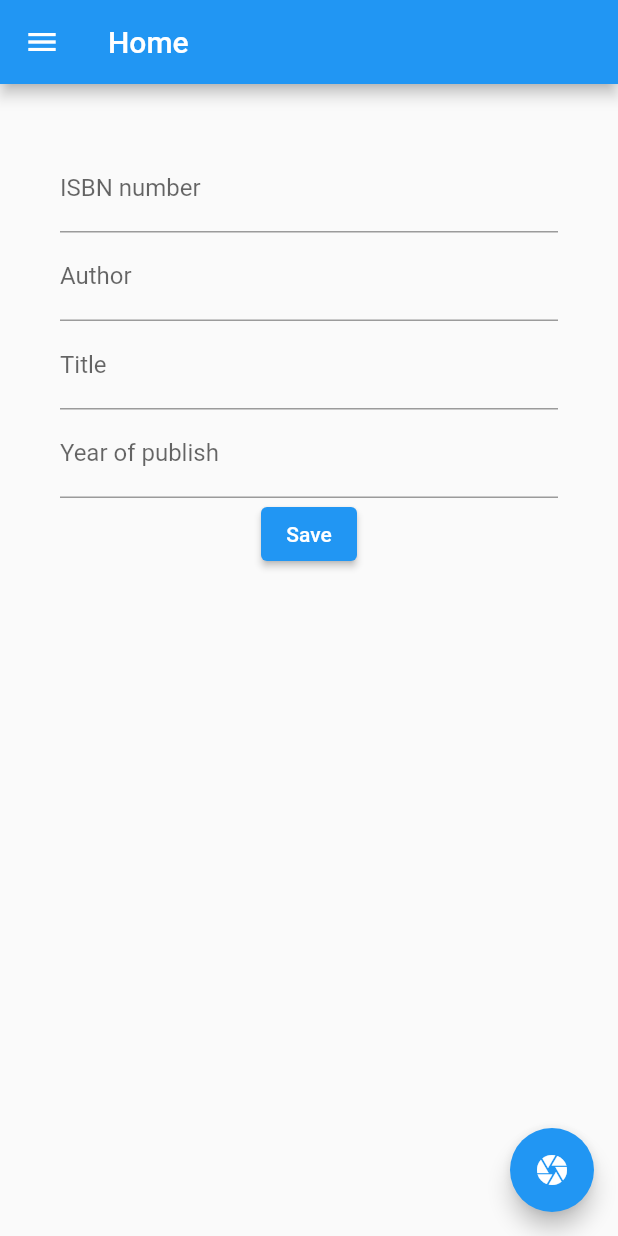
After one commit to hegeds/digital_library, a Flutter app: the NewBookPage screen opened by its route, after a tap on "Save", on a phone screen of 412 x 824 dp. The commit adds this screen. Run offline on Flutter 3.47's test engine with Material 2 defaults, Android fonts, the phone set to English and light mode, and no system bars; our stand-ins replace sqflite; missing offline and left inert: flutter_barcode_scanner; accounts and stored records are empty.

Commit message:
feat(create): Add possibility for manual creation

```diff
--- a/lib/components/navbar.dart
+++ b/lib/components/navbar.dart
@@ -37,6 +37,13 @@ class NavDrawer extends Drawer {
                     Navigator.pushNamed(context, '/library');
                   },
                 ),
+                ListTile(
+                  leading: const Icon(Icons.create),
+                  title: const Text('Add book'),
+                  onTap: () {
+                    Navigator.pushNamed(context, '/add-book');
+                  },
+                ),
               ],
             ));
 }
--- a/lib/main.dart
+++ b/lib/main.dart
@@ -4,6 +4,7 @@ import 'package:private_library/pages/settings.dart';
 
 import 'pages/home.dart';
 import 'pages/settings.dart';
+import 'pages/create.dart';
 
 void main() {
   runApp(const MyApp());
@@ -24,6 +25,7 @@ class MyApp extends StatelessWidget {
         '/': (context) => const MyHomePage(),
         '/settings': (context) => const SettingsPage(),
         '/library': (context) => const LibraryPage(),
+        '/add-book': (context) => NewBookPage(),
       },
     );
   }
--- /dev/null
+++ b/lib/pages/create.dart
@@ -0,0 +1,110 @@
+import 'package:flutter/material.dart';
+import 'package:flutter_barcode_scanner/flutter_barcode_scanner.dart';
+import 'package:sqflite/sqflite.dart';
+
+import '../api.dart';
+import '../components/navbar.dart';
+import '../model.dart';
+import '../database.dart';
+import '../storage.dart';
+
+class NewBookPage extends StatefulWidget {
+  const NewBookPage({Key? key}) : super(key: key);
+
+  @override
+  State<StatefulWidget> createState() => _NewBookPAgeState();
+}
+
+class _NewBookPAgeState extends State<NewBookPage> {
+  _NewBookPAgeState() {
+    formControllers = {
+      'isbn': TextEditingController(),
+      'author': TextEditingController(),
+      'title': TextEditingController(),
+      'published': TextEditingController(),
+    };
+  }
+
+  Map<String, TextEditingController> formControllers = {};
+
+  @override
+  void dispose() {
+    formControllers.values.forEach((controller) {
+      controller.dispose();
+    });
+    super.dispose();
+  }
+
+  void _scanBarcode() async {
+    var barCode = await FlutterBarcodeScanner.scanBarcode(
+        'blue', 'cancel', true, ScanMode.BARCODE);
+
+    var fetchedBook = await fetchBookFromGoogle(barCode);
+    if (fetchedBook != null) {
+      setState(() {
+        formControllers['isbn']!.text = fetchedBook.isbn;
+        formControllers['author']!.text = fetchedBook.author;
+        formControllers['title']!.text = fetchedBook.title;
+        formControllers['published']!.text = fetchedBook.published.toString();
+      });
+    }
+  }
+
+  void _createBook() async {
+    Book book = Book(
+        formControllers['isbn']!.text,
+        formControllers['author']!.text,
+        formControllers['title']!.text,
+        int.parse(formControllers['published']!.text));
+    Database db = await connectToDatabase();
+    await SQLiteShelf(db).addBook(book);
+
+    formControllers.values.forEach((controller) {
+      controller.clear();
+    });
+  }
+
+  @override
+  Widget build(BuildContext context) {
+    return Scaffold(
+      appBar: AppBar(
+        title: const Text('Home'),
+      ),
+      drawer: NavDrawer(
+        context: context,
+      ),
+      body: Container(
+          padding: const EdgeInsets.all(40.0),
+          child: Column(
+            children: [
+              TextField(
+                decoration: const InputDecoration(label: Text('ISBN number')),
+                controller: formControllers['isbn'],
+                keyboardType: TextInputType.number,
+              ),
+              TextField(
+                decoration: const InputDecoration(label: Text('Author')),
+                controller: formControllers['author'],
+              ),
+              TextField(
+                decoration: const InputDecoration(label: Text('Title')),
+                controller: formControllers['title'],
+              ),
+              TextField(
+                decoration:
+                    const InputDecoration(label: Text('Year of publish')),
+                controller: formControllers['published'],
+                keyboardType: TextInputType.number,
+              ),
+              ElevatedButton(
+                  onPressed: () => {_createBook()}, child: const Text('Save')),
+            ],
+          )),
+      floatingActionButton: FloatingActionButton(
+        onPressed: _scanBarcode,
+        tooltip: 'Scan book',
+        child: const Icon(Icons.camera),
+      ),
+    );
+  }
+}
--- a/lib/pages/home.dart
+++ b/lib/pages/home.dart
@@ -57,8 +57,10 @@ class _MyHomePageState extends State<MyHomePage> {
         ]),
       ),
       floatingActionButton: FloatingActionButton(
-        onPressed: _scanBarcode,
-        tooltip: 'Increment',
+        onPressed: () {
+          Navigator.pushNamed(context, '/add-book');
+        },
+        tooltip: 'Add book',
         child: const Icon(Icons.add),
       ),
     );
```
